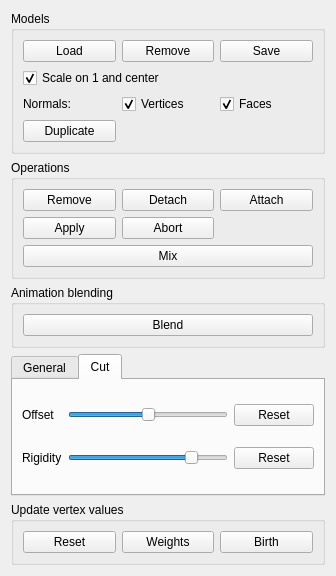
Above: widgets/skinmixer_manager.ui from stefanonuvoli/skinmixer before the change. Below: the same form after it.
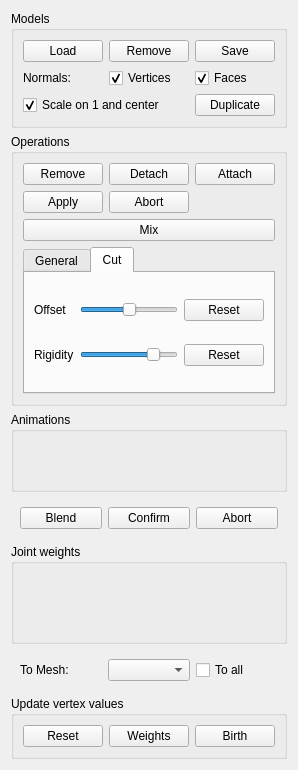
That is the form after the change.

Commit message: Animation blending, clear the files

The edit to the form file:
```diff
--- a/widgets/skinmixer_manager.ui
+++ b/widgets/skinmixer_manager.ui
@@ -6,8 +6,8 @@
    <rect>
     <x>0</x>
     <y>0</y>
-    <width>336</width>
-    <height>576</height>
+    <width>298</width>
+    <height>770</height>
    </rect>
   </property>
   <property name="windowTitle">
@@ -20,42 +20,45 @@
       <string>Models</string>
      </property>
      <layout class="QGridLayout" name="gridLayout_3">
-      <item row="3" column="0">
-       <widget class="QPushButton" name="modelDuplicateButton">
+      <item row="0" column="2">
+       <widget class="QPushButton" name="modelRemoveButton">
         <property name="text">
-         <string>Duplicate</string>
+         <string>Remove</string>
         </property>
        </widget>
       </item>
-      <item row="2" column="0">
+      <item row="2" column="1">
        <widget class="QLabel" name="normalsLabel">
         <property name="text">
          <string>Normals:</string>
         </property>
        </widget>
       </item>
-      <item row="0" column="2">
+      <item row="0" column="3">
        <widget class="QPushButton" name="modelSaveButton">
         <property name="text">
          <string>Save</string>
         </property>
        </widget>
       </item>
-      <item row="0" column="0">
+      <item row="2" column="3">
+       <widget class="QCheckBox" name="updateFaceNormalsCheckBox">
+        <property name="text">
+         <string>Faces</string>
+        </property>
+        <property name="checked">
+         <bool>true</bool>
+        </property>
+       </widget>
+      </item>
+      <item row="0" column="1">
        <widget class="QPushButton" name="modelLoadButton">
         <property name="text">
          <string>Load</string>
         </property>
        </widget>
       </item>
-      <item row="0" column="1">
-       <widget class="QPushButton" name="modelRemoveButton">
-        <property name="text">
-         <string>Remove</string>
-        </property>
-       </widget>
-      </item>
-      <item row="2" column="1">
+      <item row="2" column="2">
        <widget class="QCheckBox" name="updateVertexNormalsCheckBox">
         <property name="text">
          <string>Vertices</string>
@@ -65,17 +68,14 @@
         </property>
        </widget>
       </item>
-      <item row="2" column="2">
-       <widget class="QCheckBox" name="updateFaceNormalsCheckBox">
+      <item row="3" column="3">
+       <widget class="QPushButton" name="modelDuplicateButton">
         <property name="text">
-         <string>Faces</string>
-        </property>
-        <property name="checked">
-         <bool>true</bool>
+         <string>Duplicate</string>
         </property>
        </widget>
       </item>
-      <item row="1" column="0" colspan="2">
+      <item row="3" column="1" colspan="2">
        <widget class="QCheckBox" name="scaleOn1AndCenterCheckBox">
         <property name="text">
          <string>Scale on 1 and center</string>
@@ -132,33 +132,7 @@
         </property>
        </widget>
       </item>
-      <item row="6" column="1" colspan="3">
-       <widget class="QPushButton" name="mixButton">
-        <property name="text">
-         <string>Mix</string>
-        </property>
-       </widget>
-      </item>
-     </layout>
-    </widget>
-   </item>
-   <item>
-    <widget class="QGroupBox" name="animationBlendingGroupBox">
-     <property name="title">
-      <string>Animation blending</string>
-     </property>
-     <layout class="QGridLayout" name="gridLayout_4">
-      <item row="0" column="0">
-       <widget class="QPushButton" name="blendAnimationsButton">
-        <property name="text">
-         <string>Blend</string>
-        </property>
-       </widget>
-      </item>
-     </layout>
-    </widget>
-   </item>
-   <item>
+      <item row="7" column="1" colspan="3">
     <widget class="QTabWidget" name="parametersTabWidget">
      <property name="enabled">
       <bool>true</bool>
@@ -260,6 +234,144 @@
        </item>
       </layout>
      </widget>
+       </widget>
+      </item>
+      <item row="6" column="1" colspan="3">
+       <widget class="QPushButton" name="mixButton">
+        <property name="text">
+         <string>Mix</string>
+        </property>
+       </widget>
+      </item>
+     </layout>
+    </widget>
+   </item>
+   <item>
+    <widget class="QGroupBox" name="animationSelectGroupBox">
+     <property name="minimumSize">
+      <size>
+       <width>0</width>
+       <height>80</height>
+      </size>
+     </property>
+     <property name="maximumSize">
+      <size>
+       <width>16777215</width>
+       <height>80</height>
+      </size>
+     </property>
+     <property name="title">
+      <string>Animations</string>
+     </property>
+     <layout class="QHBoxLayout" name="horizontalLayout_2">
+      <property name="leftMargin">
+       <number>2</number>
+      </property>
+      <property name="topMargin">
+       <number>2</number>
+      </property>
+      <property name="rightMargin">
+       <number>2</number>
+      </property>
+      <property name="bottomMargin">
+       <number>2</number>
+      </property>
+     </layout>
+    </widget>
+   </item>
+   <item>
+    <widget class="QFrame" name="animationBlendingFrame">
+     <layout class="QGridLayout" name="gridLayout_4">
+      <item row="0" column="1">
+       <widget class="QPushButton" name="animationConfirmButton">
+        <property name="text">
+         <string>Confirm</string>
+        </property>
+       </widget>
+      </item>
+      <item row="0" column="0">
+       <widget class="QPushButton" name="animationBlendButton">
+        <property name="text">
+         <string>Blend</string>
+        </property>
+       </widget>
+      </item>
+      <item row="0" column="2">
+       <widget class="QPushButton" name="animationAbortButton">
+        <property name="text">
+         <string>Abort</string>
+        </property>
+       </widget>
+      </item>
+     </layout>
+    </widget>
+   </item>
+   <item>
+    <widget class="QGroupBox" name="animationJointGroupBox">
+     <property name="minimumSize">
+      <size>
+       <width>0</width>
+       <height>100</height>
+      </size>
+     </property>
+     <property name="maximumSize">
+      <size>
+       <width>16777215</width>
+       <height>100</height>
+      </size>
+     </property>
+     <property name="title">
+      <string>Joint weights</string>
+     </property>
+     <layout class="QHBoxLayout" name="horizontalLayout_3">
+      <property name="spacing">
+       <number>6</number>
+      </property>
+      <property name="leftMargin">
+       <number>2</number>
+      </property>
+      <property name="topMargin">
+       <number>2</number>
+      </property>
+      <property name="rightMargin">
+       <number>2</number>
+      </property>
+      <property name="bottomMargin">
+       <number>2</number>
+      </property>
+     </layout>
+    </widget>
+   </item>
+   <item>
+    <widget class="QFrame" name="animationJointFrame">
+     <property name="frameShape">
+      <enum>QFrame::NoFrame</enum>
+     </property>
+     <property name="frameShadow">
+      <enum>QFrame::Raised</enum>
+     </property>
+     <property name="lineWidth">
+      <number>1</number>
+     </property>
+     <layout class="QGridLayout" name="gridLayout_7">
+      <item row="2" column="2">
+       <widget class="QCheckBox" name="animationJointAllCheckBox">
+        <property name="text">
+         <string>To all</string>
+        </property>
+       </widget>
+      </item>
+      <item row="2" column="0">
+       <widget class="QLabel" name="animationJointMeshLabel">
+        <property name="text">
+         <string>To Mesh:</string>
+        </property>
+       </widget>
+      </item>
+      <item row="2" column="1">
+       <widget class="QComboBox" name="animationJointMeshComboBox"/>
+      </item>
+     </layout>
     </widget>
    </item>
    <item>
```
Left out of the diff: 48 changed lines with no effect on the pictures. Lines whose indentation alone changed are shown as unchanged. The commit also changes 40 other files.
